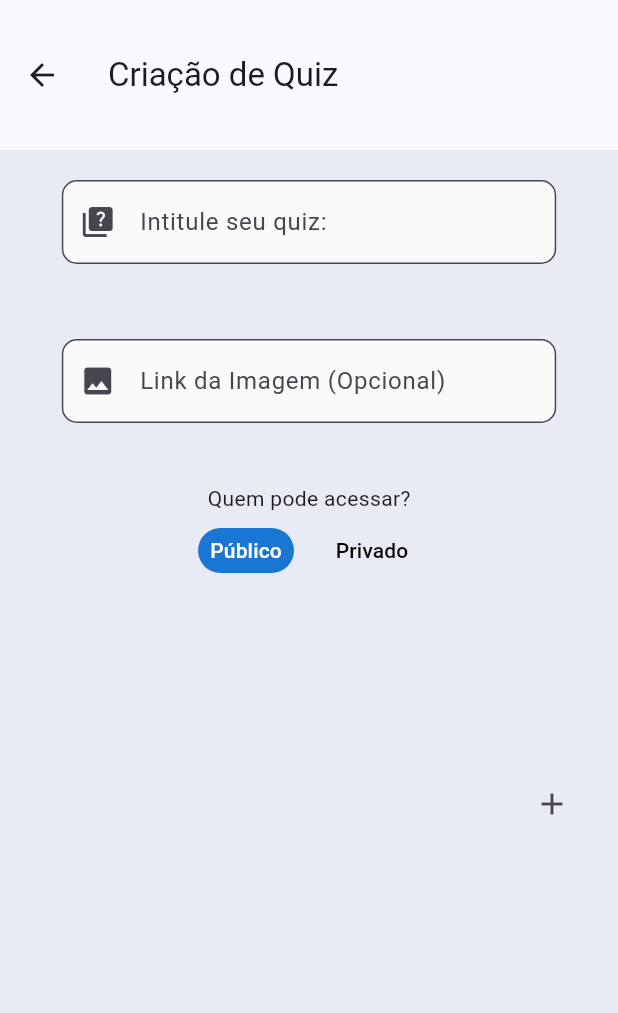
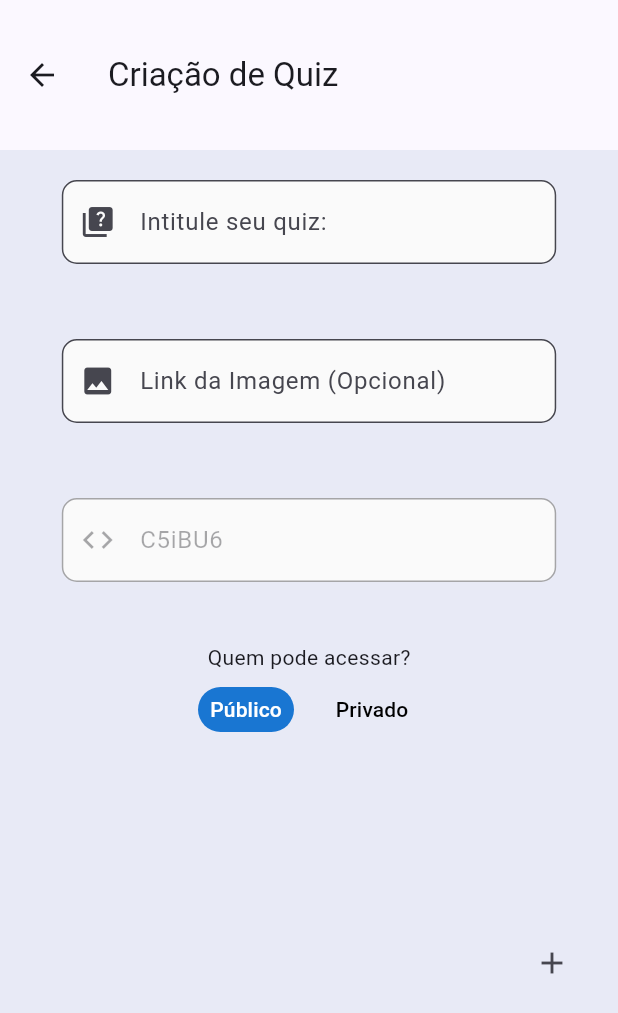
Before and after one commit to cc23140/Kuiz, a Flutter app: the CreationQuizScreen screen opened directly, on a phone screen of 412 x 824 dp. Shown: the top 1013 px of the screen. Run offline on Flutter 3.47's test engine with Material 3 defaults, Android fonts, the phone set to English and light mode, and no system bars; our stand-ins replace cloud_firestore, firebase_auth, firebase_core, fluttertoast, google_fonts, shared_preferences; accounts and stored records are empty.

Commit message:
Corrigind bugs ao criar um quiz!

```diff
--- a/kuiz_app/lib/models/question_model.dart
+++ b/kuiz_app/lib/models/question_model.dart
@@ -2,8 +2,8 @@ import 'package:kuiz_app/models/alternative_model.dart';
 
 class Question{
 
-  late final String name;
-  final String quizId;
+  late String name;
+  String quizId;
 
   List<Alternative> alternatives = [];
 
--- a/kuiz_app/lib/pages/creation/creation_quiz_screen.dart
+++ b/kuiz_app/lib/pages/creation/creation_quiz_screen.dart
@@ -3,8 +3,12 @@ import 'package:kuiz_app/models/alternative_model.dart';
 import 'package:kuiz_app/models/question_model.dart';
 import 'package:kuiz_app/pages/creation/creation_question_screen.dart';
 import 'package:kuiz_app/services/database_service.dart';
+import '../../models/quiz_model.dart';
+import 'dart:math';
 
-import '../../models/quiz_model.dart';
+final _chars = 'ABCDEFGHIJKLMNOPQRSTUVWXYZabcdefghijklmnopqrstuvwxyz0123456789';
+final _random = Random();
+final Set<String> _generatedCodes = {};
 
 class CreationQuizScreen extends StatefulWidget {
   CreationQuizScreen({super.key});
@@ -16,15 +20,20 @@ class CreationQuizScreen extends StatefulWidget {
 class _CreationQuizScreenState extends State<CreationQuizScreen> {
   final DatabaseService _databaseService = DatabaseService();
 
+  String quizCode = '';
+
   final TextEditingController _titleController = TextEditingController();
 
   final TextEditingController _linkImgController = TextEditingController();
 
   List<Question> questions = <Question>[];
 
+  bool isPublic = true;
 
-
-  bool isPublic = true;
+  @override
+  void initState() {
+    quizCode = List.generate(6, (index)=> _chars[_random.nextInt(_chars.length)]).join();
+  }
 
 
   @override
@@ -34,7 +43,8 @@ class _CreationQuizScreenState extends State<CreationQuizScreen> {
         title: const Text('Criação de Quiz'),
         toolbarHeight: 100,
       ),
-      body: Column(
+      body:SingleChildScrollView(
+        child: Column(
           crossAxisAlignment: CrossAxisAlignment.center,
           children: [
             Center(
@@ -63,6 +73,22 @@ class _CreationQuizScreenState extends State<CreationQuizScreen> {
                           label: Text('Link da Imagem (Opcional)', style: TextStyle()),
                           border: OutlineInputBorder(borderRadius: BorderRadius.all(Radius.circular(10))),
                           prefixIcon: const Icon(Icons.image)
+                      ),
+                    ),
+                  )
+              ),
+            ),
+            Center(
+              child: Padding(padding: EdgeInsets.fromLTRB(0, 50, 0, 0),
+                  child: SizedBox(
+                    width: MediaQuery.sizeOf(context).width * 0.8,
+                    child: TextField(
+                      enabled: false,
+                      controller: _linkImgController,
+                      decoration: InputDecoration(
+                          label: Text(quizCode, style: TextStyle()),
+                          border: OutlineInputBorder(borderRadius: BorderRadius.all(Radius.circular(10))),
+                          prefixIcon: Icon(Icons.code)
                       ),
                     ),
                   )
@@ -99,7 +125,6 @@ class _CreationQuizScreenState extends State<CreationQuizScreen> {
               ),
             ),
             const SizedBox(height: 50,),
-
             ListView.builder(
               itemCount: questions.length,
               scrollDirection: Axis.vertical,
@@ -124,12 +149,21 @@ class _CreationQuizScreenState extends State<CreationQuizScreen> {
                     ),
                     child: GestureDetector(
                         onTap: ()async{
-                      ///TODO
+                          await Navigator.push(context, MaterialPageRoute(builder: (context)=>CreationQuestionScreen(questions: questions, questionIndex: index,)))
+                              .then((_)=>setState(() {}));
                         },
-                    child: ListTile(
+                        child: Column(
+                          children: [
+                            ListTile(
                               title: Text('${index + 1}. ${questions[index].name}'),
-
                             ),
+                            ...currentQuestion.alternatives.map((alternative){
+                              return ListTile(
+                                title: Text(alternative.name),
+                              );
+                            })
+                          ],
+                        )
                     )
                 );
               },
@@ -148,15 +182,9 @@ class _CreationQuizScreenState extends State<CreationQuizScreen> {
                     icon: const Icon(Icons.add)),
               ),
             )
-    ,
-
-
-
-
-
-
           ],
         ),
+      )
     );
   }
 }
--- a/kuiz_app/pubspec.yaml
+++ b/kuiz_app/pubspec.yaml
@@ -67,7 +67,6 @@ flutter:
 
   # To add assets to your application, add an assets section, like this:
   assets:
-   - assets/images
   #   - images/a_dot_ham.jpeg
 
   # An image asset can refer to one or more resolution-specific "variants", see
```
Also changed, not shown: kuiz_app/lib/pages/creation/creation_question_screen.dart (+31 -21 lines), kuiz_app/pubspec.lock. Lines whose indentation alone changed are shown as unchanged.
